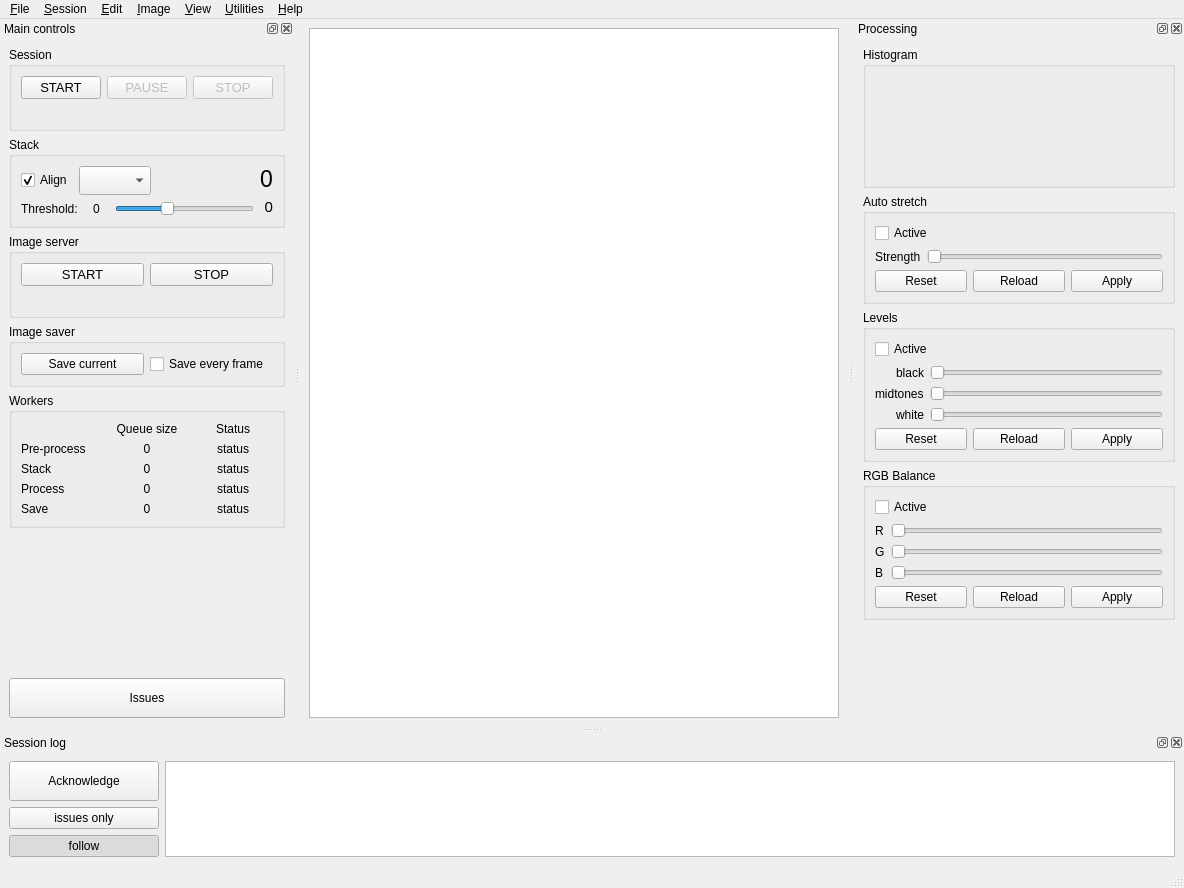
This is src/als/ui/als_ui.ui in deufrai/als as Qt 5 draws it before an edit. The edited form follows.
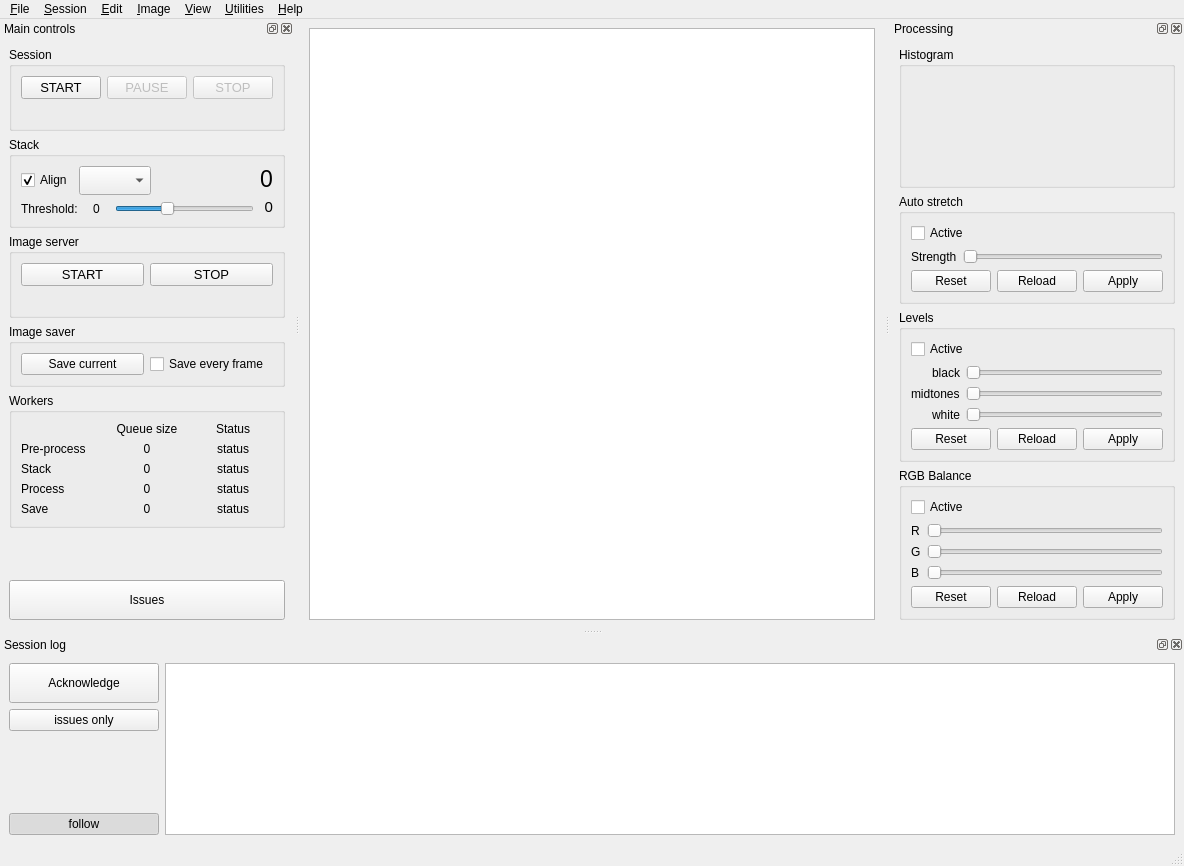
This is the edited form. Custom widgets are drawn as their Qt base class.

Commit message:
fix session dock overlapping other UI elements when resized
Closes GitHub issue #177

The edit to the form file:
```diff
--- a/src/als/ui/als_ui.ui
+++ b/src/als/ui/als_ui.ui
@@ -7,13 +7,13 @@
     <x>0</x>
     <y>0</y>
     <width>1184</width>
-    <height>888</height>
+    <height>866</height>
    </rect>
   </property>
   <property name="minimumSize">
    <size>
     <width>0</width>
-    <height>700</height>
+    <height>0</height>
    </size>
   </property>
   <property name="windowTitle">
@@ -108,6 +108,12 @@
    <addaction name="menu_Help"/>
   </widget>
   <widget class="QDockWidget" name="session_dock">
+   <property name="minimumSize">
+    <size>
+     <width>0</width>
+     <height>0</height>
+    </size>
+   </property>
    <property name="allowedAreas">
     <set>Qt::LeftDockWidgetArea|Qt::RightDockWidgetArea</set>
    </property>
@@ -899,8 +905,8 @@
   <widget class="QDockWidget" name="processing_dock">
    <property name="minimumSize">
     <size>
-     <width>330</width>
-     <height>708</height>
+     <width>0</width>
+     <height>0</height>
     </size>
    </property>
    <property name="allowedAreas">
```
